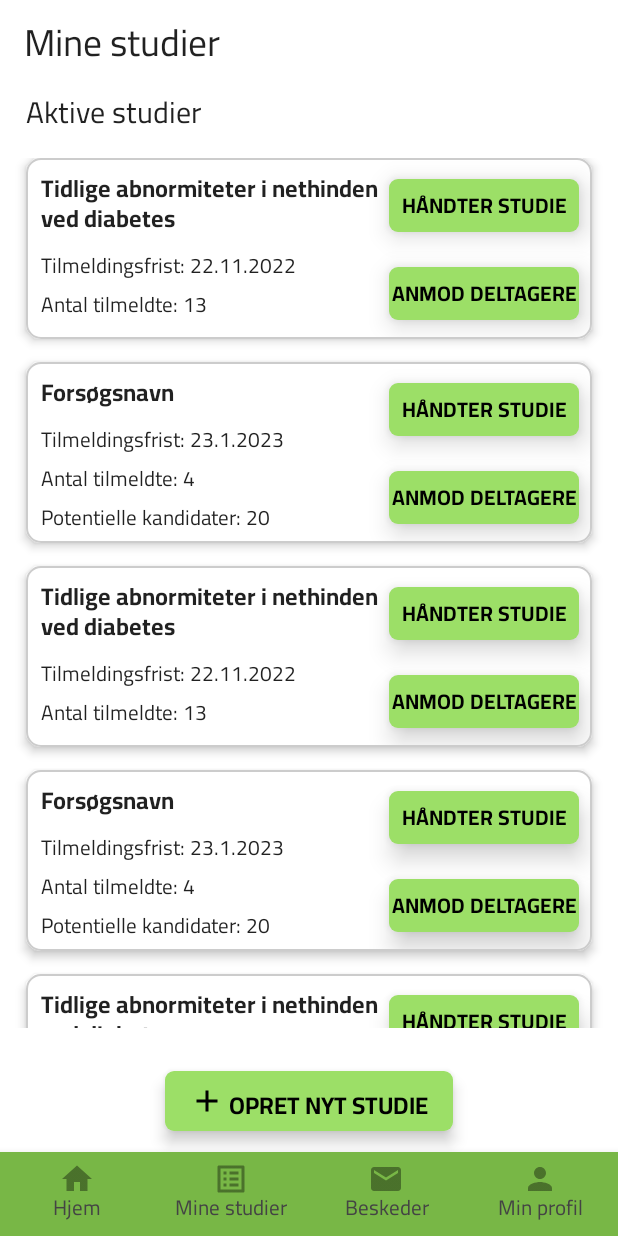
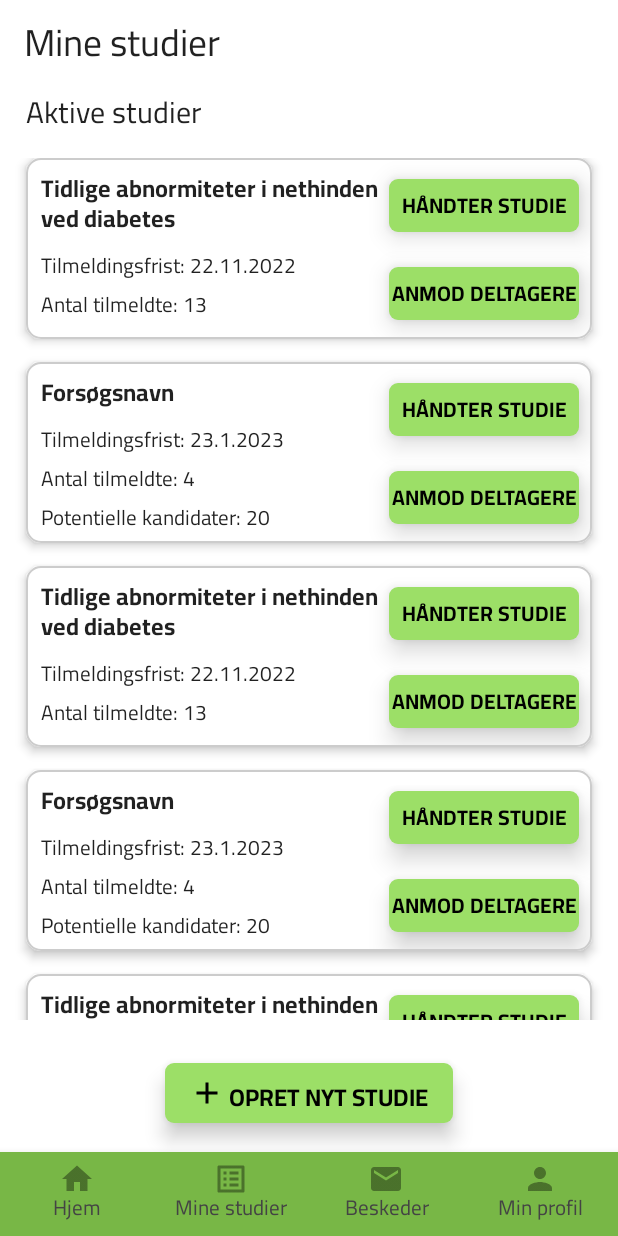
Before and after one commit to MarkBidstrup/PB1, an Android app built with Jetpack Compose: the @Preview function ResearcherTrialsScreenPreview, on a phone screen of 412 x 824 dp. Run offline under Robolectric (Android 15) with nearby library versions, the phone set to English and light mode, and no system bars; our stand-ins replace accompanist.

Commit message:
minor edits to myTrials

```diff
--- a/PB1ProbeApplication/app/src/main/java/com/example/pb1_probe_application/ui/MyTrialsScreen.kt
+++ b/PB1ProbeApplication/app/src/main/java/com/example/pb1_probe_application/ui/MyTrialsScreen.kt
@@ -88,7 +88,9 @@ fun TrialsList(trialList: List<TrialState>, modifier: Modifier = Modifier, navHo
                         PostNewTrialButton(
                             Modifier
                                 .align(CenterHorizontally)
-                                .height(40.dp))
+                                .height(45.dp)
+                                .padding(bottom = 5.dp)
+                        )
                     }
                 } else { // trial participant
                     val pagerState = rememberPagerState(pageCount = TabPage.values().size)
@@ -172,8 +174,8 @@ private fun PostNewTrialButton(modifier: Modifier) {
         onClick = { /*TODO*/  },
         shape = RoundedCornerShape(6.dp),
         elevation = ButtonDefaults.elevation(
-            defaultElevation = 6.dp,
-            pressedElevation = 8.dp ),
+            defaultElevation = 8.dp,
+            pressedElevation = 10.dp ),
         colors = ButtonDefaults.buttonColors(backgroundColor = ButtonColorGreen)
     ) {
         Row( ) {
```
